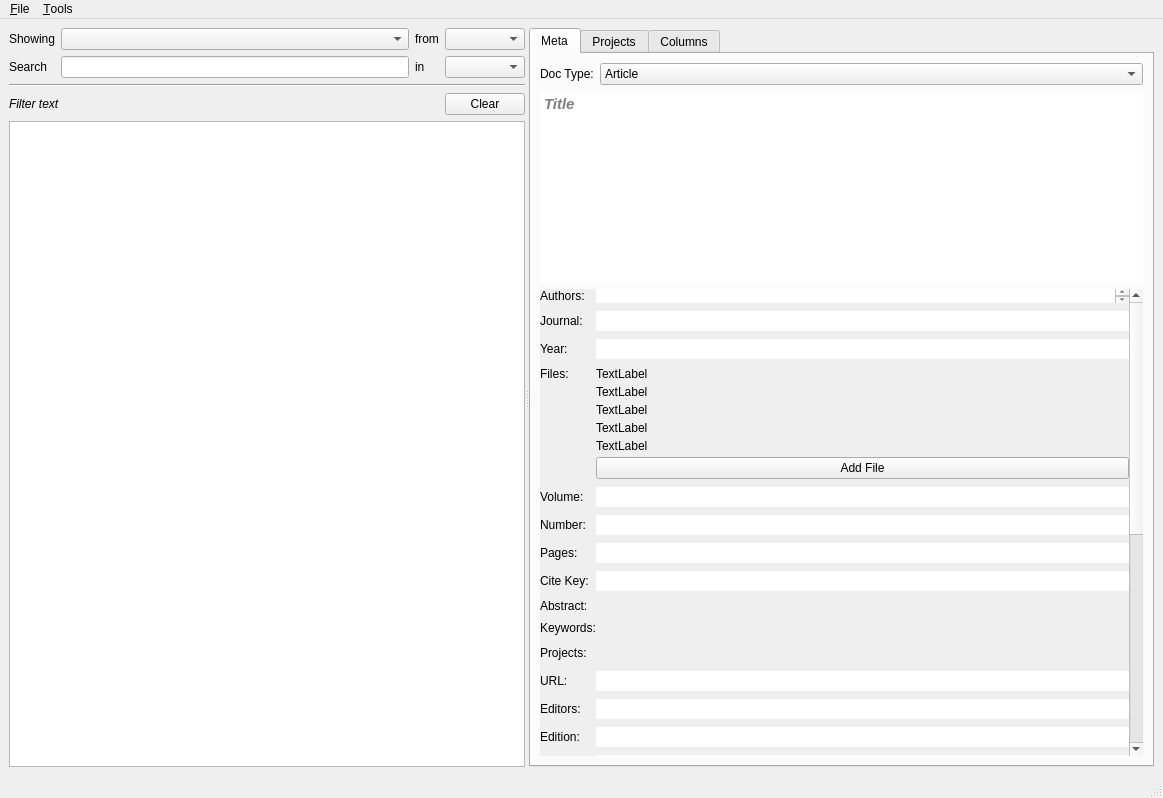
First picture: the form in lib/layout_main.ui, repository elansegarra/ArDa, before the edit.
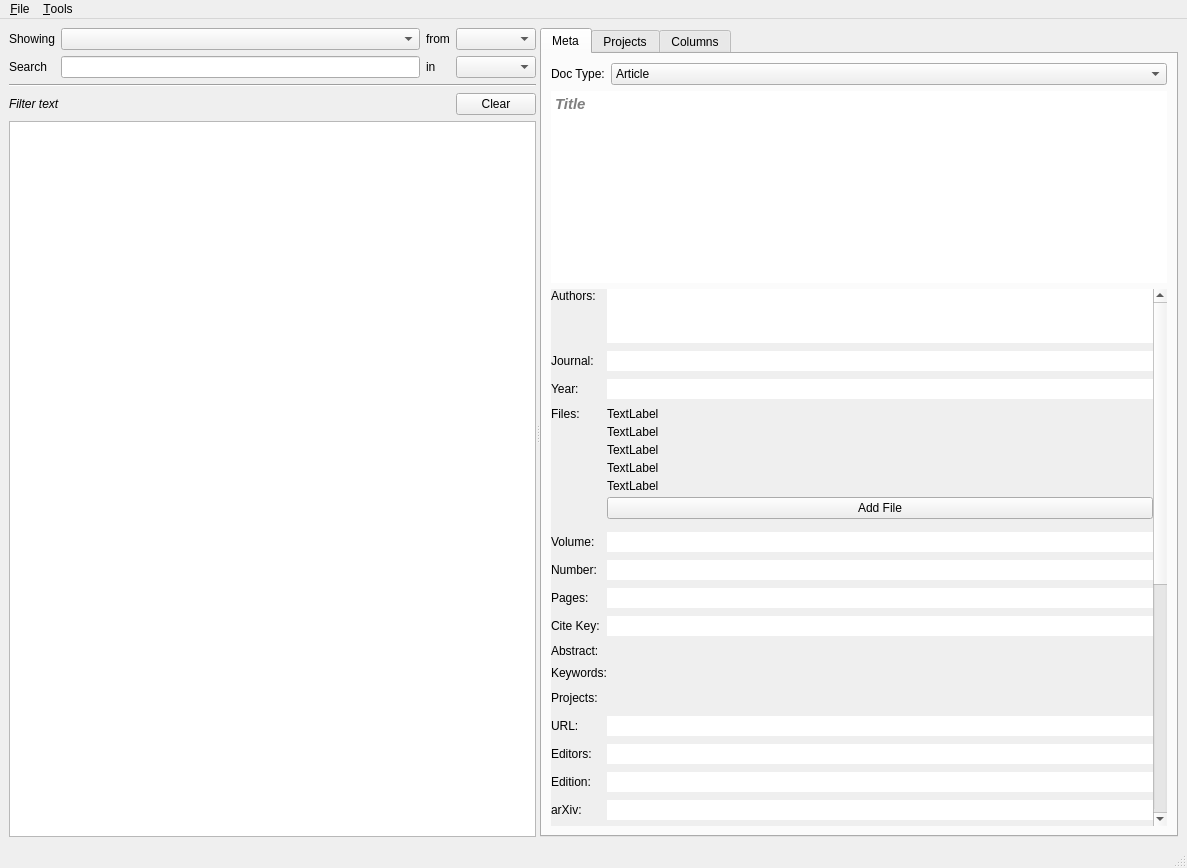
Second picture: the form after the edit.

Commit message: Minor window aesthetics (window sizes and word wrap QLabels).

What changed in the file:
```diff
--- a/lib/layout_main.ui
+++ b/lib/layout_main.ui
@@ -6,8 +6,8 @@
    <rect>
     <x>0</x>
     <y>0</y>
-    <width>1163</width>
-    <height>798</height>
+    <width>1187</width>
+    <height>868</height>
    </rect>
   </property>
   <property name="windowTitle">
@@ -249,8 +249,8 @@
              <rect>
               <x>0</x>
               <y>0</y>
-              <width>575</width>
-              <height>911</height>
+              <width>588</width>
+              <height>996</height>
              </rect>
             </property>
             <property name="sizePolicy">
@@ -403,6 +403,9 @@
                    <property name="scaledContents">
                     <bool>true</bool>
                    </property>
+                   <property name="wordWrap">
+                    <bool>true</bool>
+                   </property>
                   </widget>
                  </item>
                  <item>
@@ -416,6 +419,9 @@
                    <property name="text">
                     <string>TextLabel</string>
                    </property>
+                   <property name="wordWrap">
+                    <bool>true</bool>
+                   </property>
                   </widget>
                  </item>
                  <item>
@@ -429,6 +435,9 @@
                    <property name="text">
                     <string>TextLabel</string>
                    </property>
+                   <property name="wordWrap">
+                    <bool>true</bool>
+                   </property>
                   </widget>
                  </item>
                  <item>
@@ -442,6 +451,9 @@
                    <property name="text">
                     <string>TextLabel</string>
                    </property>
+                   <property name="wordWrap">
+                    <bool>true</bool>
+                   </property>
                   </widget>
                  </item>
                  <item>
@@ -455,6 +467,9 @@
                    <property name="text">
                     <string>TextLabel</string>
                    </property>
+                   <property name="wordWrap">
+                    <bool>true</bool>
+                   </property>
                   </widget>
                  </item>
                  <item>
@@ -1030,7 +1045,7 @@
     <rect>
      <x>0</x>
      <y>0</y>
-     <width>1163</width>
+     <width>1187</width>
      <height>21</height>
     </rect>
    </property>
```
Left out of the diff: 4 changed lines with no effect on the pictures. The commit also changes 3 other files.
